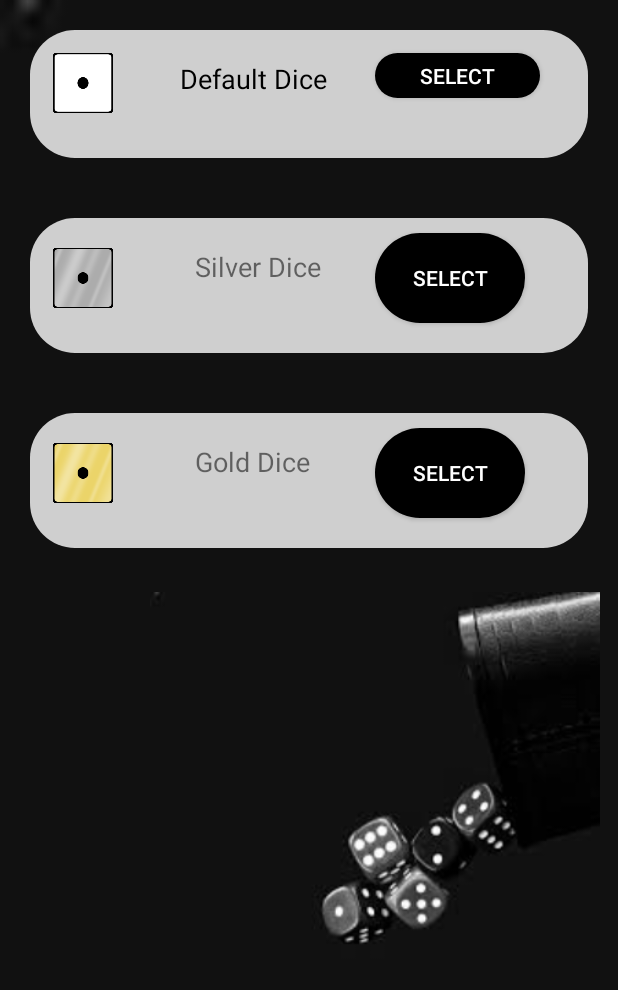
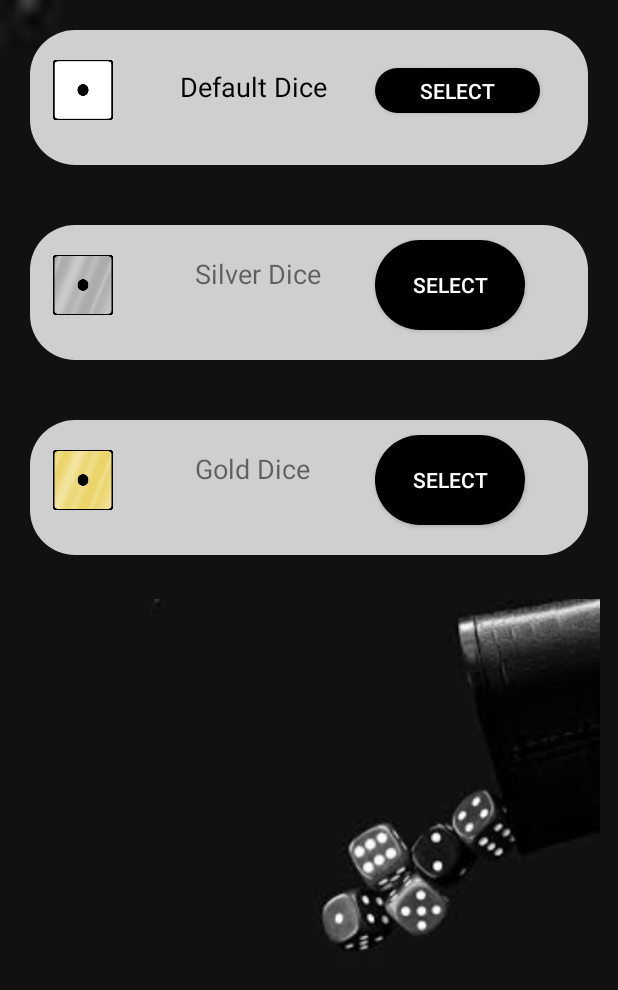
Before and after one commit to Demesaikiran/PigDice, an Android app: the skins screen opened directly, with no data from a screen before it, on a phone screen of 412 x 824 dp. Shown: the top 990 px of the screen. Run offline under Robolectric (Android 15) with nearby library versions, the phone set to English and light mode, and no system bars; Roboto replaces fonts that are not available here.

Commit message:
update skins

```diff
--- a/app/src/main/res/layout/activity_skins.xml
+++ b/app/src/main/res/layout/activity_skins.xml
@@ -20,7 +20,7 @@
             android:layout_width="40dp"
             android:layout_height="40dp"
             app:srcCompat="@drawable/white"
-            android:layout_marginTop="15sp"
+            android:layout_marginTop="20sp"
             android:layout_marginBottom="30sp"
             android:layout_marginStart="15sp"
             android:contentDescription="@string/todo" />
@@ -29,7 +29,7 @@
             android:layout_width="100dp"
             android:layout_height="wrap_content"
             android:layout_marginStart="100sp"
-            android:layout_marginTop="20sp"
+            android:layout_marginTop="25sp"
             android:layout_marginBottom="20sp"
             android:fontFamily="@font/antic"
             android:text="@string/default_dice"
@@ -43,7 +43,7 @@
             android:background="@drawable/bg"
             android:backgroundTint="#000000"
             android:textColor="#ffffff"
-            android:layout_marginTop="15sp"
+            android:layout_marginTop="25sp"
             android:layout_marginBottom="20sp"
             android:layout_marginStart="230sp"
             android:layout_marginEnd="20sp"/>
```
